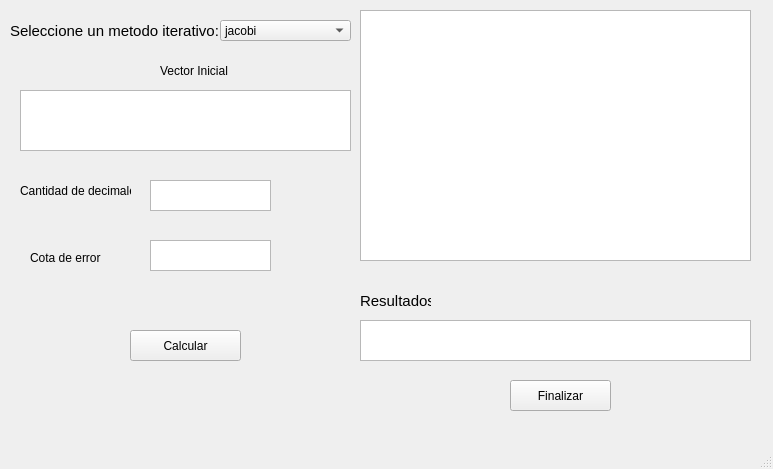
Above: IG/VentanaMetodo.ui from maria-angslz/tp_matesuperior before the change. Below: the same form after it.
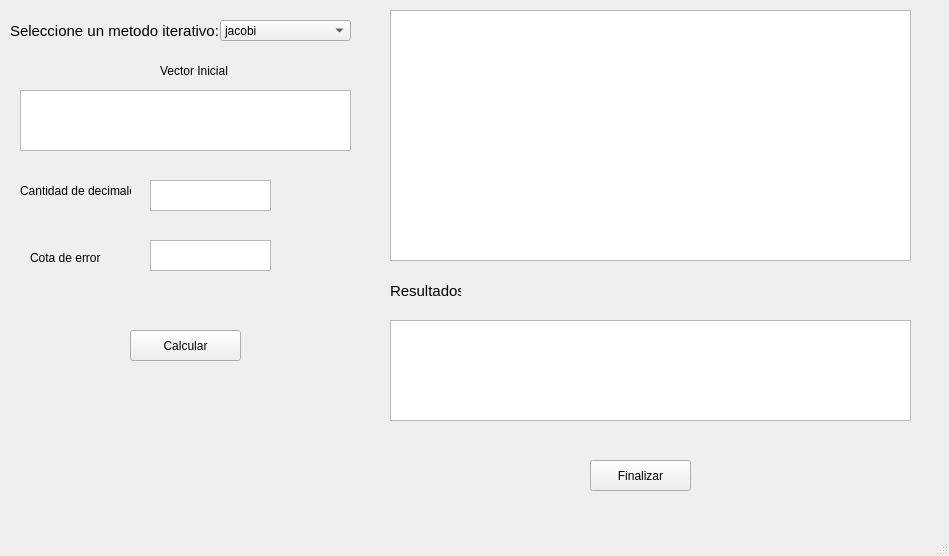
That is the form after the change.

Commit message: acomodo y agrando ventana

```diff
--- a/IG/VentanaMetodo.ui
+++ b/IG/VentanaMetodo.ui
@@ -6,8 +6,8 @@
    <rect>
     <x>0</x>
     <y>0</y>
-    <width>773</width>
-    <height>469</height>
+    <width>949</width>
+    <height>556</height>
    </rect>
   </property>
   <property name="windowTitle">
@@ -127,8 +127,8 @@
    <widget class="QPushButton" name="BotonFinalizar">
     <property name="geometry">
      <rect>
-      <x>510</x>
-      <y>380</y>
+      <x>590</x>
+      <y>460</y>
       <width>101</width>
       <height>31</height>
      </rect>
@@ -150,9 +150,9 @@
    <widget class="QTableView" name="tableView">
     <property name="geometry">
      <rect>
-      <x>360</x>
+      <x>390</x>
       <y>10</y>
-      <width>391</width>
+      <width>521</width>
       <height>251</height>
      </rect>
     </property>
@@ -160,18 +160,18 @@
    <widget class="QTableView" name="tableView_2">
     <property name="geometry">
      <rect>
-      <x>360</x>
+      <x>390</x>
       <y>320</y>
-      <width>391</width>
-      <height>41</height>
+      <width>521</width>
+      <height>101</height>
      </rect>
     </property>
    </widget>
    <widget class="QLabel" name="label_5">
     <property name="geometry">
      <rect>
-      <x>360</x>
-      <y>290</y>
+      <x>390</x>
+      <y>280</y>
       <width>71</width>
       <height>21</height>
      </rect>
```
Left out of the diff: 2 changed lines with no effect on the pictures. The commit also changes 4 other files.
